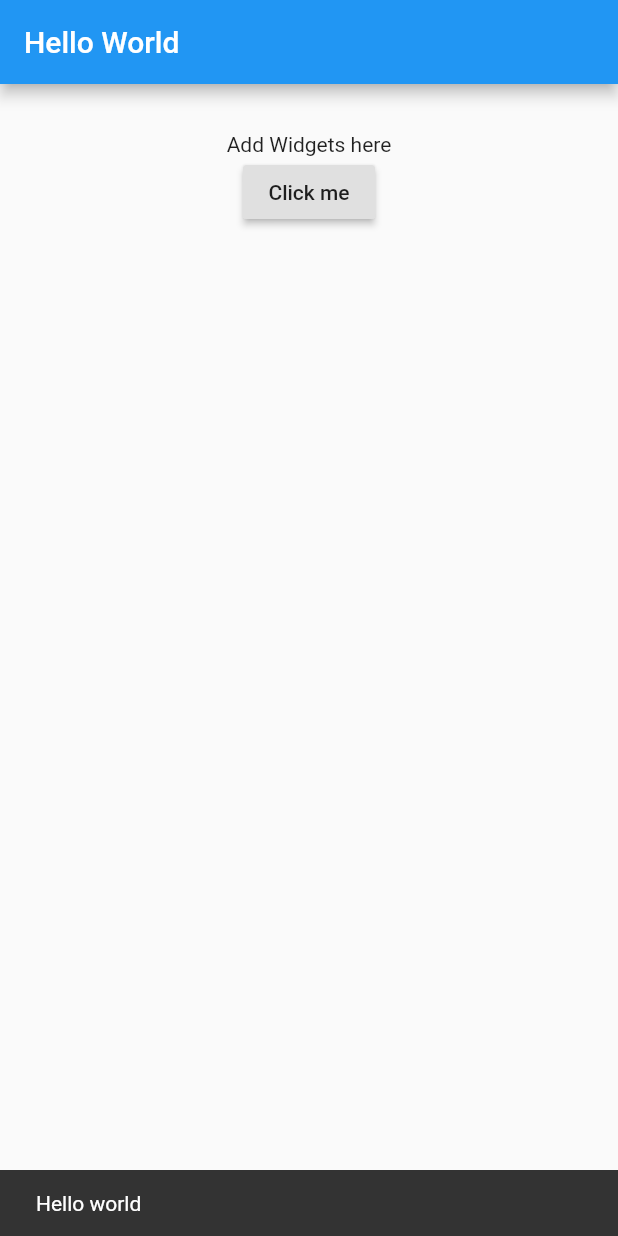
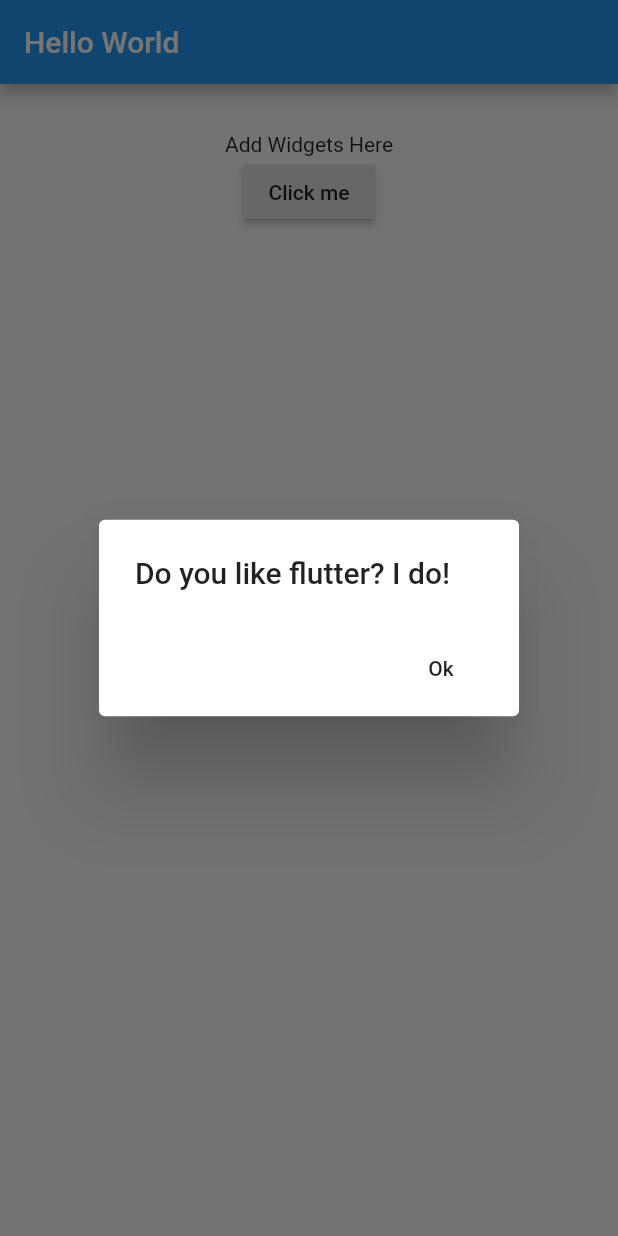
Before and after one commit to andrelashley/flutter-spike-projects, a Flutter app: the screen it shows after launch, after a tap on "Click me", on a phone screen of 412 x 824 dp. Run offline on Flutter 3.47's test engine with Material 2 defaults, Android fonts, the phone set to English and light mode, and no system bars.

Commit message:
Demonstrate alert dialog

```diff
--- a/button1/lib/main.dart
+++ b/button1/lib/main.dart
@@ -13,17 +13,15 @@ class MyApp extends StatefulWidget {
 }
 
 class _State extends State<MyApp> {
-
-  final GlobalKey<ScaffoldState> _scaffoldState = new GlobalKey<ScaffoldState>();
-
-  void _showBar() {
-    _scaffoldState.currentState.showSnackBar(new SnackBar(content: new Text('Hello world')));
+  Future _showAlert(BuildContext context, String message) async {
+    return showDialog(context: context, child: new AlertDialog(title: new Text(message), actions: <Widget>[
+      new FlatButton(onPressed: () => Navigator.pop(context), child: new Text('Ok'),)
+    ],));
   }
 
   @override
   Widget build(BuildContext context) {
     return new Scaffold(
-        key: _scaffoldState,
         appBar: new AppBar(
           title: new Text('Hello World'),
         ),
@@ -32,8 +30,8 @@ class _State extends State<MyApp> {
           child: new Center(
             child: new Column(
               children: <Widget>[
-                new Text('Add Widgets here'),
-                new RaisedButton(onPressed: _showBar, child: new Text('Click me'),)
+                new Text('Add Widgets Here'),
+                new RaisedButton(onPressed: () => _showAlert(context, 'Do you like flutter? I do!'), child: new Text('Click me'),)
               ],
             ),
           ),
```
